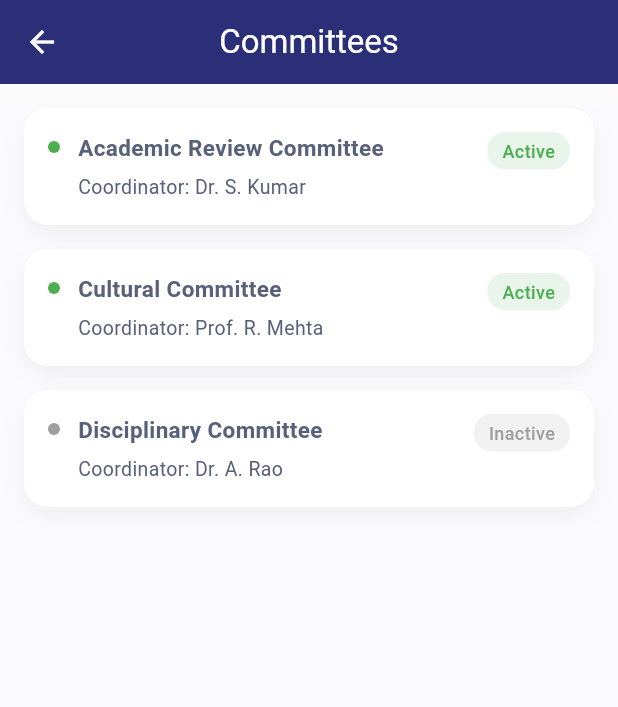
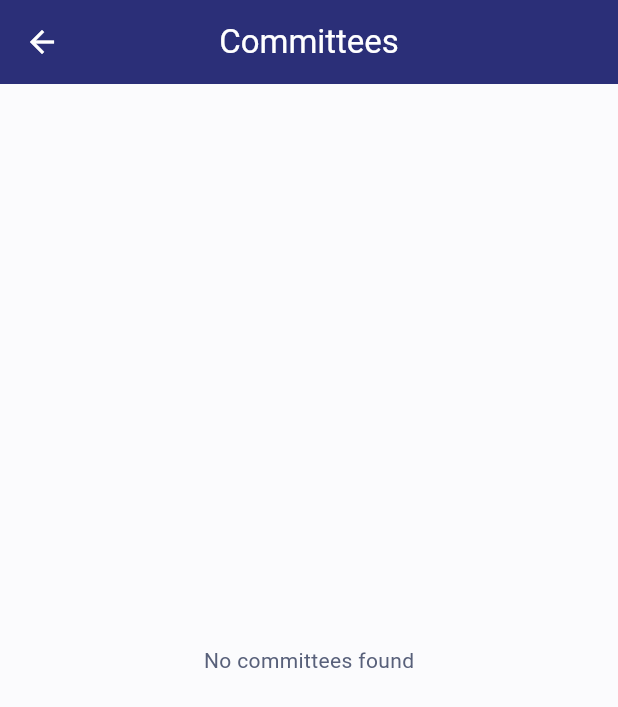
Before and after one commit to 4ak45h/College-Committee, a Flutter app: the AdminHomeScreen screen opened directly, after a tap on "12", on a phone screen of 412 x 824 dp. Shown: the top 707 px of the screen. Run offline on Flutter 3.47's test engine with Material 3 defaults, Android fonts, the phone set to English and light mode, and no system bars; our stand-ins replace cloud_firestore, firebase_auth, firebase_core; accounts and stored records are empty.

Commit message:
Integrated Firestore streams with admin UI screens

```diff
--- a/lib/features/committees/ui/committees_screen.dart
+++ b/lib/features/committees/ui/committees_screen.dart
@@ -1,9 +1,13 @@
 import 'package:flutter/material.dart';
 import '../../../core/theme/app_theme.dart';
 import '../widgets/committee_list_card.dart';
+import '../../../services/committee_service.dart';
 
 class CommitteesScreen extends StatelessWidget {
-  const CommitteesScreen({super.key});
+  CommitteesScreen({super.key});
+
+  // 🔗 Firestore service instance
+  final CommitteeService _committeeService = CommitteeService();
 
   @override
   Widget build(BuildContext context) {
@@ -15,25 +19,52 @@ class CommitteesScreen extends StatelessWidget {
         foregroundColor: Colors.white,
         elevation: 0,
       ),
-      body: ListView(
-        padding: const EdgeInsets.all(16),
-        children: const [
-          CommitteeListCard(
-            name: 'Academic Review Committee',
-            coordinator: 'Dr. S. Kumar',
-            status: CommitteeStatus.active,
-          ),
-          CommitteeListCard(
-            name: 'Cultural Committee',
-            coordinator: 'Prof. R. Mehta',
-            status: CommitteeStatus.active,
-          ),
-          CommitteeListCard(
-            name: 'Disciplinary Committee',
-            coordinator: 'Dr. A. Rao',
-            status: CommitteeStatus.inactive,
-          ),
-        ],
+
+      // 🔥 REAL-TIME FIRESTORE CONNECTION
+      body: StreamBuilder(
+        stream: _committeeService.getCommittees(),
+        builder: (context, snapshot) {
+
+          // ⏳ Loading state
+          if (snapshot.connectionState == ConnectionState.waiting) {
+            return const Center(
+              child: CircularProgressIndicator(),
+            );
+          }
+
+          // ❌ Error state
+          if (snapshot.hasError) {
+            return const Center(
+              child: Text('Something went wrong'),
+            );
+          }
+
+          // 📭 Empty state
+          if (!snapshot.hasData || snapshot.data!.docs.isEmpty) {
+            return const Center(
+              child: Text('No committees found'),
+            );
+          }
+
+          final committees = snapshot.data!.docs;
+
+          return ListView.builder(
+            padding: const EdgeInsets.all(16),
+            itemCount: committees.length,
+            itemBuilder: (context, index) {
+              final doc = committees[index];
+              final data = doc.data() as Map<String, dynamic>;
+
+              return CommitteeListCard(
+                name: data['name'] ?? 'Unnamed Committee',
+                coordinator: data['coordinator'] ?? 'N/A',
+                status: data['isActive'] == true
+                    ? CommitteeStatus.active
+                    : CommitteeStatus.inactive,
+              );
+            },
+          );
+        },
       ),
     );
   }
--- a/lib/features/home/admin/ui/admin_home_screen.dart
+++ b/lib/features/home/admin/ui/admin_home_screen.dart
@@ -73,7 +73,7 @@ class _AdminHomeScreenState extends State<AdminHomeScreen> {
     case 0:
       return _buildDashboard();
     case 1:
-      return const CommitteesScreen();
+      return CommitteesScreen();
     case 2:
       return const AccountScreen();
     default:
--- a/lib/features/home/admin/widgets/admin_actions_section.dart
+++ b/lib/features/home/admin/widgets/admin_actions_section.dart
@@ -36,7 +36,7 @@ class AdminActionsSection extends StatelessWidget {
                 Navigator.push(
                   context,
                   MaterialPageRoute(
-                    builder: (_) => const CommitteesScreen(),
+                    builder: (_) => CommitteesScreen(),
                   ),
                 );
               },
@@ -48,7 +48,7 @@ class AdminActionsSection extends StatelessWidget {
                 Navigator.push(
                   context,
                   MaterialPageRoute(
-                    builder: (_) => const ApprovalQueueScreen(),
+                    builder: (_) => ApprovalQueueScreen(),
                   ),
                 );
               },
@@ -60,7 +60,7 @@ class AdminActionsSection extends StatelessWidget {
                 Navigator.push(
                   context,
                   MaterialPageRoute(
-                    builder: (_) => const FacultyManagementScreen(),
+                    builder: (_) => FacultyManagementScreen(),
                   ),
                 );
               },
--- a/lib/features/home/admin/widgets/admin_alerts_section.dart
+++ b/lib/features/home/admin/widgets/admin_alerts_section.dart
@@ -30,7 +30,7 @@ class AdminAlertsSection extends StatelessWidget {
             Navigator.push(
               context,
               MaterialPageRoute(
-                builder: (_) => const ApprovalQueueScreen(),
+                builder: (_) => ApprovalQueueScreen(),
               ),
             );
           },
@@ -46,7 +46,7 @@ class AdminAlertsSection extends StatelessWidget {
             Navigator.push(
               context,
               MaterialPageRoute(
-                builder: (_) => const CommitteesScreen(),
+                builder: (_) => CommitteesScreen(),
               ),
             );
           },
--- a/lib/features/home/admin/widgets/admin_metrics_section.dart
+++ b/lib/features/home/admin/widgets/admin_metrics_section.dart
@@ -31,7 +31,7 @@ class AdminMetricsSection extends StatelessWidget {
             Navigator.push(
               context,
               MaterialPageRoute(
-                builder: (_) => const ApprovalQueueScreen(),
+                builder: (_) => ApprovalQueueScreen(),
               ),
             );
           },
@@ -54,7 +54,7 @@ class AdminMetricsSection extends StatelessWidget {
                 Navigator.push(
                   context,
                   MaterialPageRoute(
-                    builder: (_) => const CommitteesScreen(),
+                    builder: (_) => CommitteesScreen(),
                   ),
                 );
               },
@@ -66,7 +66,7 @@ class AdminMetricsSection extends StatelessWidget {
                 Navigator.push(
                   context,
                   MaterialPageRoute(
-                    builder: (_) => const FacultyManagementScreen(),
+                    builder: (_) => FacultyManagementScreen(),
                   ),
                 );
               },
@@ -78,7 +78,7 @@ class AdminMetricsSection extends StatelessWidget {
                 Navigator.push(
                   context,
                   MaterialPageRoute(
-                    builder: (_) => const AdminEventsOverviewScreen(),
+                    builder: (_) => AdminEventsOverviewScreen(),
                   ),
                 );
               },
--- a/lib/features/home/admin/widgets/upcoming_meetings_section.dart
+++ b/lib/features/home/admin/widgets/upcoming_meetings_section.dart
@@ -1,5 +1,7 @@
 import 'package:flutter/material.dart';
+import 'package:cloud_firestore/cloud_firestore.dart';
 import '../../../../core/theme/app_theme.dart';
+import '../../../../services/event_service.dart';
 
 class UpcomingMeetingsSection extends StatefulWidget {
   const UpcomingMeetingsSection({super.key});
@@ -9,12 +11,48 @@ class UpcomingMeetingsSection extends StatefulWidget {
       _UpcomingMeetingsSectionState();
 }
 
-class _UpcomingMeetingsSectionState extends State<UpcomingMeetingsSection> {
-  bool _expanded12Sep = false;
-  bool _expanded14Sep = false;
+class _UpcomingMeetingsSectionState
+    extends State<UpcomingMeetingsSection> {
+  final EventService _eventService = EventService();
+
+  /// Track expanded dates
+  final Map<String, bool> _expandedDates = {};
 
   @override
   Widget build(BuildContext context) {
+    return StreamBuilder<QuerySnapshot>(
+      stream: _eventService.getUpcomingMeetings(),
+      builder: (context, snapshot) {
+        if (snapshot.connectionState == ConnectionState.waiting) {
+          return const CircularProgressIndicator();
+        }
+
+        if (snapshot.hasError) {
+          return const Text('Failed to load meetings');
+        }
+
+        if (!snapshot.hasData || snapshot.data!.docs.isEmpty) {
+          return const Text('No upcoming meetings');
+        }
+
+        // 🔁 Group meetings by date
+        final Map<String, List<Map<String, dynamic>>> grouped = {};
+
+        for (var doc in snapshot.data!.docs) {
+          final data = doc.data() as Map<String, dynamic>;
+          final Timestamp ts = data['date'];
+          final date = ts.toDate();
+
+          final label =
+              '${date.day.toString().padLeft(2, '0')} '
+              '${_monthName(date.month)}';
+
+          grouped.putIfAbsent(label, () => []);
+          grouped[label]!.add(data);
+
+          _expandedDates.putIfAbsent(label, () => false);
+        }
+
         return Column(
           crossAxisAlignment: CrossAxisAlignment.start,
           children: [
@@ -27,50 +65,55 @@ class _UpcomingMeetingsSectionState extends State<UpcomingMeetingsSection> {
             ),
             const SizedBox(height: 12),
 
-        _DateGroupTile(
-          dateLabel: '12 Sep',
-          meetingCount: 2,
-          expanded: _expanded12Sep,
+            ...grouped.entries.map((entry) {
+              final dateLabel = entry.key;
+              final meetings = entry.value;
+              final expanded = _expandedDates[dateLabel]!;
+
+              return Padding(
+                padding: const EdgeInsets.only(bottom: 8),
+                child: _DateGroupTile(
+                  dateLabel: dateLabel,
+                  meetingCount: meetings.length,
+                  expanded: expanded,
                   onTap: () {
                     setState(() {
-              _expanded12Sep = !_expanded12Sep;
+                      _expandedDates[dateLabel] = !expanded;
                     });
                   },
-          children: [
-            _MeetingTile(
-              title: 'Academic Review Meeting',
-              time: '10:00 AM – 11:30 AM',
-              committee: 'Academic Review Committee',
+                  children: meetings.map((m) {
+                    return _MeetingTile(
+                      title: m['title'],
+                      time: m['time'],
+                      committee: m['committee'],
+                    );
+                  }).toList(),
                 ),
-            _MeetingTile(
-              title: 'Curriculum Planning',
-              time: '12:00 PM – 1:00 PM',
-              committee: 'Academic Review Committee',
-            ),
-          ],
-        ),
-
-        const SizedBox(height: 8),
-
-        _DateGroupTile(
-          dateLabel: '14 Sep',
-          meetingCount: 1,
-          expanded: _expanded14Sep,
-          onTap: () {
-            setState(() {
-              _expanded14Sep = !_expanded14Sep;
-            });
-          },
-          children: [
-            _MeetingTile(
-              title: 'Cultural Fest Planning',
-              time: '2:00 PM – 3:00 PM',
-              committee: 'Cultural Committee',
-            ),
-          ],
-        ),
+              );
+            }),
           ],
         );
+      },
+    );
+  }
+
+  String _monthName(int month) {
+    const months = [
+      '',
+      'Jan',
+      'Feb',
+      'Mar',
+      'Apr',
+      'May',
+      'Jun',
+      'Jul',
+      'Aug',
+      'Sep',
+      'Oct',
+      'Nov',
+      'Dec'
+    ];
+    return months[month];
   }
 }
 
@@ -126,9 +169,7 @@ class _DateGroupTile extends StatelessWidget {
                     ),
                   ),
                   Icon(
-                    expanded
-                        ? Icons.expand_less
-                        : Icons.expand_more,
+                    expanded ? Icons.expand_less : Icons.expand_more,
                     color: Colors.black54,
                   ),
                 ],
@@ -146,7 +187,7 @@ class _DateGroupTile extends StatelessWidget {
 }
 
 /* =========================
-   MEETING TILE (READ-ONLY)
+   MEETING TILE
    ========================= */
 
 class _MeetingTile extends StatelessWidget {
@@ -162,15 +203,7 @@ class _MeetingTile extends StatelessWidget {
 
   @override
   Widget build(BuildContext context) {
-    return InkWell(
-      onTap: () {
-        ScaffoldMessenger.of(context).showSnackBar(
-          const SnackBar(
-            content: Text('Meeting details view coming soon'),
-          ),
-        );
-      },
-      child: Padding(
+    return Padding(
       padding: const EdgeInsets.symmetric(horizontal: 14, vertical: 12),
       child: Column(
         crossAxisAlignment: CrossAxisAlignment.start,
@@ -192,7 +225,6 @@ class _MeetingTile extends StatelessWidget {
           ),
         ],
       ),
-      ),
     );
   }
 }
```
Also changed, not shown: lib/features/approvals/ui/approval_queue_screen.dart (+73 -26 lines), lib/features/faculty/ui/faculty_management_screen.dart (+44 -21 lines), lib/features/meetings/ui/admin_events_overview_screen.dart (+57 -23 lines). Lines whose indentation alone changed are shown as unchanged.
